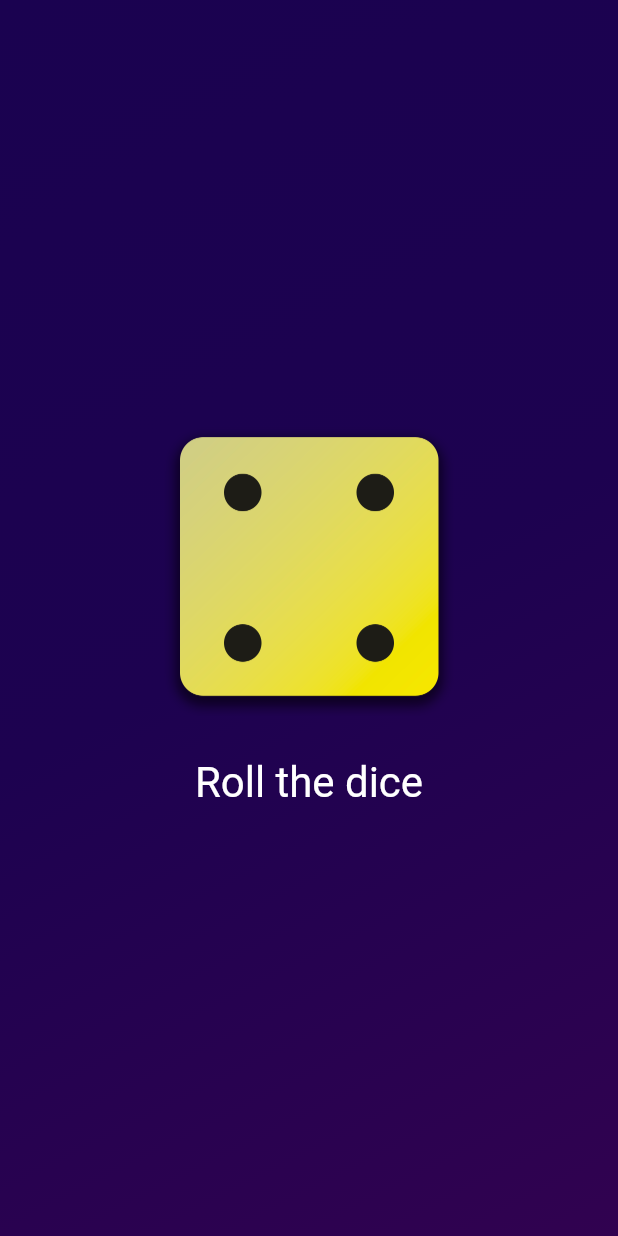
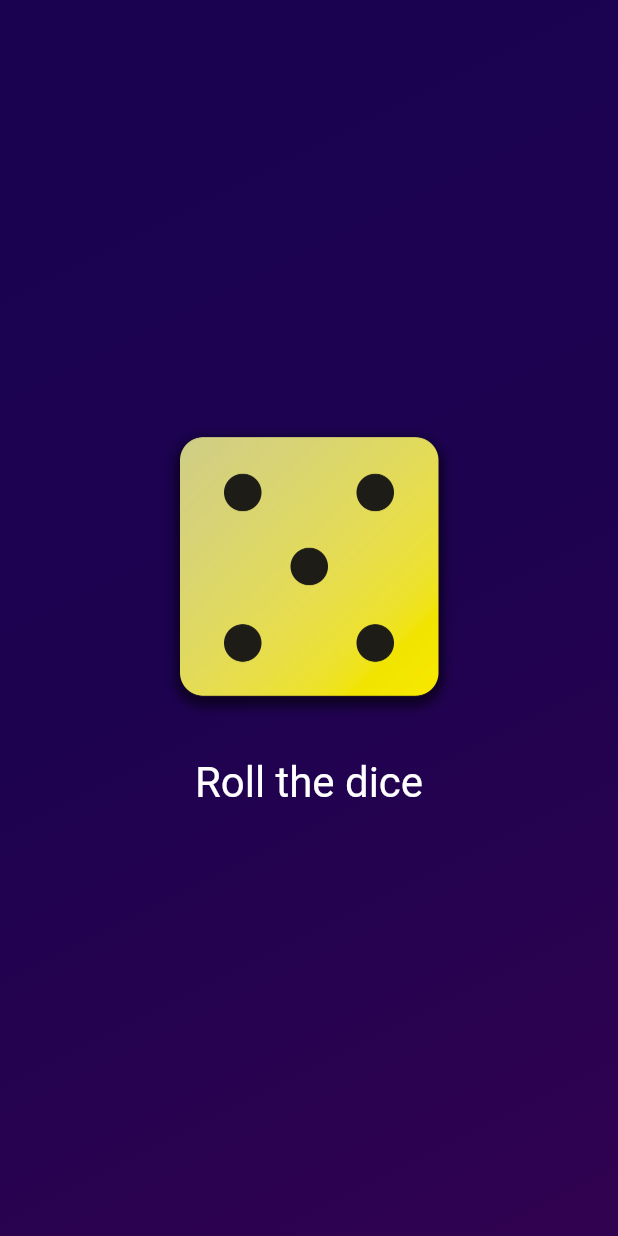
Before and after one commit to AbdulSami10/first_app, a Flutter app: the screen it shows after launch, after a tap on "Roll the dice", on a phone screen of 412 x 824 dp. Run offline on Flutter 3.47's test engine with Material 2 defaults, Android fonts, the phone set to English and light mode, and no system bars.

```diff
--- a/lib/dice_roller.dart
+++ b/lib/dice_roller.dart
@@ -1,4 +1,7 @@
+import 'dart:math';
 import 'package:flutter/material.dart';
+
+final randomizer = Random();
 
 class DiceRoller extends StatefulWidget {
   const DiceRoller({super.key});
@@ -9,10 +12,10 @@ class DiceRoller extends StatefulWidget {
 }
 
 class _DiceRollerState extends State<DiceRoller> {
-  var activeDiceImage = "assets/images/dice-2.png";
+  var currentDiceNumber = 2;
   void rollDice() {
     setState(() {
-      activeDiceImage = "assets/images/dice-4.png";
+      currentDiceNumber = randomizer.nextInt(6) + 1;
     });
   }
 
@@ -22,7 +25,7 @@ class _DiceRollerState extends State<DiceRoller> {
       mainAxisSize: MainAxisSize.min,
       children: [
         Image.asset(
-          activeDiceImage,
+          "assets/images/dice-$currentDiceNumber.png",
           width: 200,
         ),
         const SizedBox(
```
